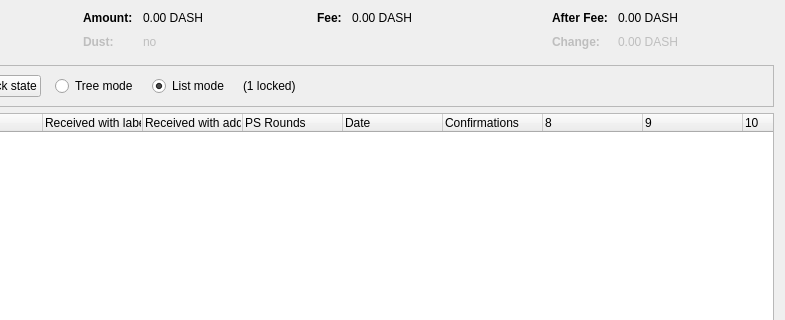
trinm1987/villagCoin, file src/qt/forms/coincontroldialog.ui: the form before one commit; both pictures show x 169 to 954 and y 0 to 320 of the 954 by 500 pixel window.
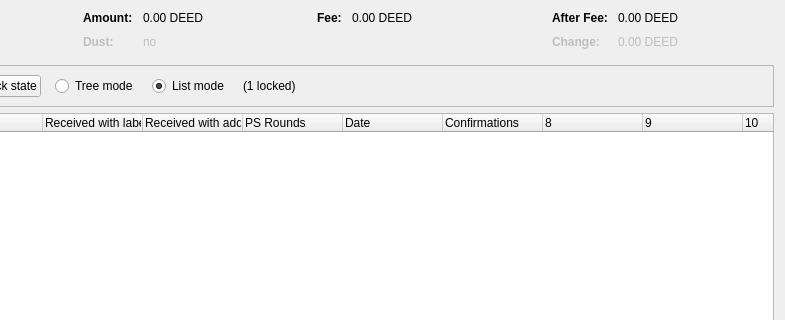
The form after the commit. Custom widgets are drawn as their Qt base class.

What changed in the file:
```diff
--- a/src/qt/forms/coincontroldialog.ui
+++ b/src/qt/forms/coincontroldialog.ui
@@ -132,7 +132,7 @@
           <enum>Qt::ActionsContextMenu</enum>
          </property>
          <property name="text">
-          <string notr="true">0.00 DASH</string>
+          <string notr="true">0.00 DEED</string>
          </property>
          <property name="textInteractionFlags">
           <set>Qt::LinksAccessibleByMouse|Qt::TextSelectableByKeyboard|Qt::TextSelectableByMouse</set>
@@ -212,7 +212,7 @@
           <enum>Qt::ActionsContextMenu</enum>
          </property>
          <property name="text">
-          <string notr="true">0.00 DASH</string>
+          <string notr="true">0.00 DEED</string>
          </property>
          <property name="textInteractionFlags">
           <set>Qt::LinksAccessibleByMouse|Qt::TextSelectableByKeyboard|Qt::TextSelectableByMouse</set>
@@ -257,7 +257,7 @@
           <enum>Qt::ActionsContextMenu</enum>
          </property>
          <property name="text">
-          <string notr="true">0.00 DASH</string>
+          <string notr="true">0.00 DEED</string>
          </property>
          <property name="textInteractionFlags">
           <set>Qt::LinksAccessibleByMouse|Qt::TextSelectableByKeyboard|Qt::TextSelectableByMouse</set>
@@ -292,7 +292,7 @@
           <enum>Qt::ActionsContextMenu</enum>
          </property>
          <property name="text">
-          <string notr="true">0.00 DASH</string>
+          <string notr="true">0.00 DEED</string>
          </property>
          <property name="textInteractionFlags">
           <set>Qt::LinksAccessibleByMouse|Qt::TextSelectableByKeyboard|Qt::TextSelectableByMouse</set>
```
